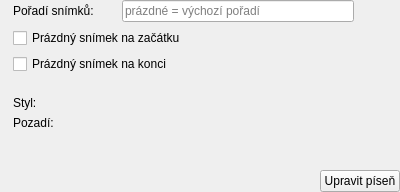
The window that src/presentation/native/presentationpropertieswidget_song.ui (CZDanol/StrawLumen) describes before a commit, drawn with Qt 5.
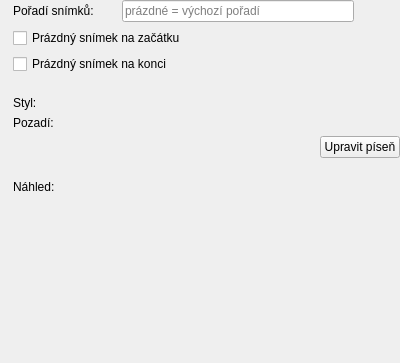
The same window after the commit. Icons and pictures are not drawn. Custom widgets are drawn as their Qt base class.

Patch:
```diff
--- a/src/presentation/native/presentationpropertieswidget_song.ui
+++ b/src/presentation/native/presentationpropertieswidget_song.ui
@@ -7,7 +7,7 @@
     <x>0</x>
     <y>0</y>
     <width>400</width>
-    <height>192</height>
+    <height>363</height>
    </rect>
   </property>
   <property name="sizePolicy">
@@ -32,13 +32,76 @@
    <property name="bottomMargin">
     <number>0</number>
    </property>
-   <item row="1" column="1" colspan="3">
-    <widget class="QCheckBox" name="cbEmptySlideBefore">
-     <property name="text">
-      <string>Prázdný snímek na začátku</string>
+   <item row="4" column="3">
+    <widget class="StyleSelectionWidget" name="wgtStyle" native="true">
+     <property name="sizePolicy">
+      <sizepolicy hsizetype="Expanding" vsizetype="Preferred">
+       <horstretch>0</horstretch>
+       <verstretch>0</verstretch>
+      </sizepolicy>
      </property>
+     <property name="focusPolicy">
+      <enum>Qt::StrongFocus</enum>
+     </property>
     </widget>
    </item>
+   <item row="6" column="0" colspan="4">
+    <layout class="QHBoxLayout" name="horizontalLayout_2">
+     <item>
+      <spacer name="horizontalSpacer_2">
+       <property name="orientation">
+        <enum>Qt::Horizontal</enum>
+       </property>
+       <property name="sizeHint" stdset="0">
+        <size>
+         <width>40</width>
+         <height>20</height>
+        </size>
+       </property>
+      </spacer>
+     </item>
+     <item>
+      <widget class="QPushButton" name="btnEditSong">
+       <property name="text">
+        <string>Upravit píseň</string>
+       </property>
+       <property name="icon">
+        <iconset resource="../../../res/resources.qrc">
+         <normaloff>:/icons/16/Edit_16px.png</normaloff>:/icons/16/Edit_16px.png</iconset>
+       </property>
+      </widget>
+     </item>
+    </layout>
+   </item>
+   <item row="5" column="3">
+    <widget class="PresentationBackgroundSelectionWidget" name="wgtBackground" native="true">
+     <property name="sizePolicy">
+      <sizepolicy hsizetype="Expanding" vsizetype="Preferred">
+       <horstretch>0</horstretch>
+       <verstretch>0</verstretch>
+      </sizepolicy>
+     </property>
+     <property name="focusPolicy">
+      <enum>Qt::StrongFocus</enum>
+     </property>
+    </widget>
+   </item>
+   <item row="7" column="1">
+    <spacer name="verticalSpacer_2">
+     <property name="orientation">
+      <enum>Qt::Vertical</enum>
+     </property>
+     <property name="sizeType">
+      <enum>QSizePolicy::Fixed</enum>
+     </property>
+     <property name="sizeHint" stdset="0">
+      <size>
+       <width>20</width>
+       <height>16</height>
+      </size>
+     </property>
+    </spacer>
+   </item>
    <item row="2" column="1" colspan="3">
     <widget class="QCheckBox" name="cbEmptySlideAfter">
      <property name="text">
@@ -46,21 +109,19 @@
      </property>
     </widget>
    </item>
-   <item row="6" column="1">
-    <spacer name="verticalSpacer_2">
-     <property name="orientation">
-      <enum>Qt::Vertical</enum>
+   <item row="1" column="0">
+    <widget class="QLabel" name="label_7">
+     <property name="pixmap">
+      <pixmap resource="../../../res/resources.qrc">:/icons/16/Sign Out_16px.png</pixmap>
      </property>
-     <property name="sizeType">
-      <enum>QSizePolicy::Expanding</enum>
+    </widget>
+   </item>
+   <item row="1" column="1" colspan="3">
+    <widget class="QCheckBox" name="cbEmptySlideBefore">
+     <property name="text">
+      <string>Prázdný snímek na začátku</string>
      </property>
-     <property name="sizeHint" stdset="0">
-      <size>
-       <width>20</width>
-       <height>16</height>
-      </size>
-     </property>
-    </spacer>
+    </widget>
    </item>
    <item row="0" column="2">
     <spacer name="horizontalSpacer">
@@ -94,13 +155,6 @@
      </property>
     </spacer>
    </item>
-   <item row="1" column="0">
-    <widget class="QLabel" name="label_7">
-     <property name="pixmap">
-      <pixmap resource="../../../res/resources.qrc">:/icons/16/Sign Out_16px.png</pixmap>
-     </property>
-    </widget>
-   </item>
    <item row="2" column="0">
     <widget class="QLabel" name="label_8">
      <property name="pixmap">
@@ -172,59 +226,35 @@
      </property>
     </widget>
    </item>
-   <item row="5" column="3">
-    <widget class="PresentationBackgroundSelectionWidget" name="wgtBackground" native="true">
+   <item row="9" column="0" colspan="4">
+    <widget class="PresentationStylePreviewWidget" name="wgtStylePreview" native="true">
      <property name="sizePolicy">
-      <sizepolicy hsizetype="Expanding" vsizetype="Preferred">
+      <sizepolicy hsizetype="Preferred" vsizetype="Expanding">
        <horstretch>0</horstretch>
        <verstretch>0</verstretch>
       </sizepolicy>
      </property>
-     <property name="focusPolicy">
-      <enum>Qt::StrongFocus</enum>
+     <property name="minimumSize">
+      <size>
+       <width>0</width>
+       <height>128</height>
+      </size>
      </property>
     </widget>
    </item>
-   <item row="4" column="3">
-    <widget class="StyleSelectionWidget" name="wgtStyle" native="true">
-     <property name="sizePolicy">
-      <sizepolicy hsizetype="Expanding" vsizetype="Preferred">
-       <horstretch>0</horstretch>
-       <verstretch>0</verstretch>
-      </sizepolicy>
+   <item row="8" column="0">
+    <widget class="QLabel" name="label_10">
+     <property name="pixmap">
+      <pixmap resource="../../../res/resources.qrc">:/icons/16/Eye_16px.png</pixmap>
      </property>
-     <property name="focusPolicy">
-      <enum>Qt::StrongFocus</enum>
-     </property>
     </widget>
    </item>
-   <item row="7" column="0" colspan="4">
-    <layout class="QHBoxLayout" name="horizontalLayout_2">
-     <item>
-      <spacer name="horizontalSpacer_2">
-       <property name="orientation">
-        <enum>Qt::Horizontal</enum>
-       </property>
-       <property name="sizeHint" stdset="0">
-        <size>
-         <width>40</width>
-         <height>20</height>
-        </size>
-       </property>
-      </spacer>
-     </item>
-     <item>
-      <widget class="QPushButton" name="btnEditSong">
-       <property name="text">
-        <string>Upravit píseň</string>
-       </property>
-       <property name="icon">
-        <iconset resource="../../../res/resources.qrc">
-         <normaloff>:/icons/16/Edit_16px.png</normaloff>:/icons/16/Edit_16px.png</iconset>
-       </property>
-      </widget>
-     </item>
-    </layout>
+   <item row="8" column="1" colspan="3">
+    <widget class="QLabel" name="label_9">
+     <property name="text">
+      <string>Náhled:</string>
+     </property>
+    </widget>
    </item>
   </layout>
  </widget>
@@ -255,6 +285,12 @@
     <signal>sigPresentationBackgroundChangedByUser(PresentationBackground)</signal>
    </slots>
   </customwidget>
+  <customwidget>
+   <class>PresentationStylePreviewWidget</class>
+   <extends>QWidget</extends>
+   <header>wgt/presentationstylepreviewwidget.h</header>
+   <container>1</container>
+  </customwidget>
  </customwidgets>
  <tabstops>
   <tabstop>lnSlideOrder</tabstop>
```
